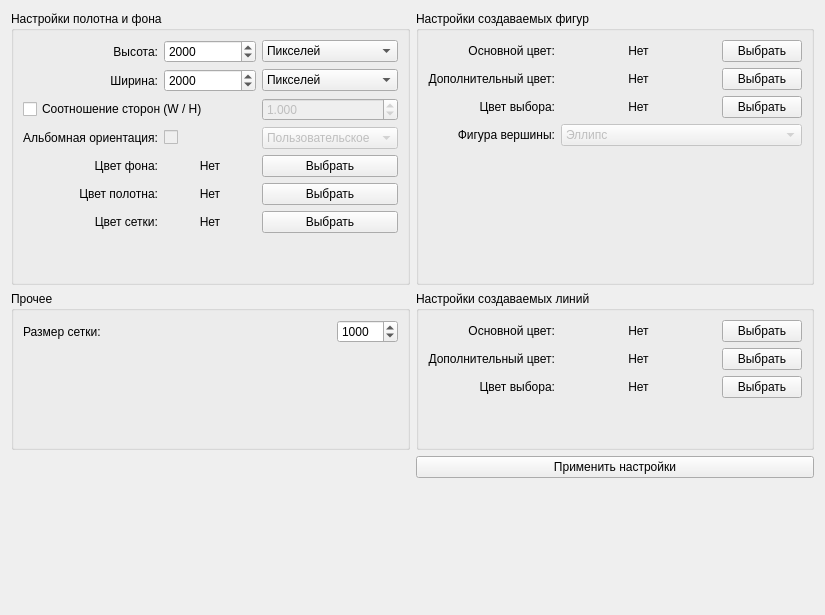
Before: the Qt Designer form Libraries/EditorForm/src/grapheditorsettingsform.ui in VinTRiZz/GraphEditor, drawn with Qt 5.
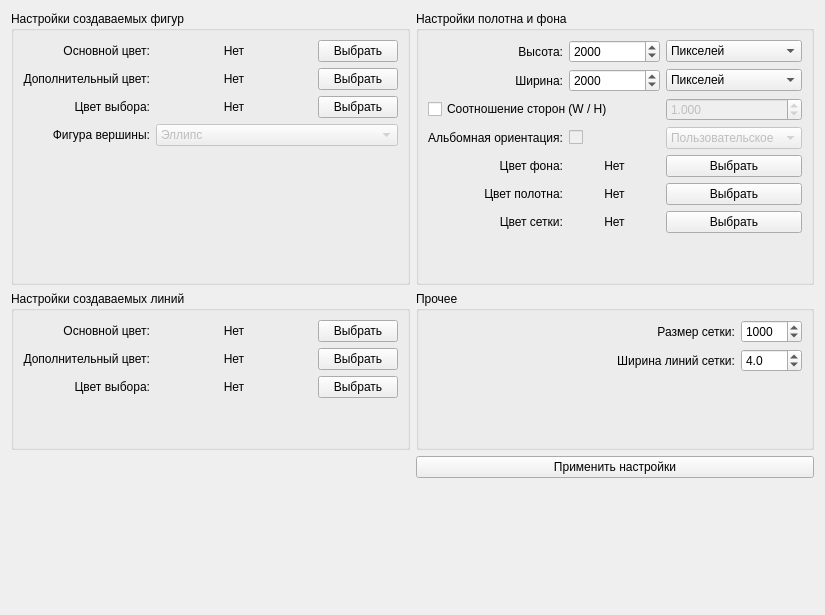
After: the same form once the commit is applied.

Commit message: Задание размера сетки и апдейт числа версии

Diff of the .ui file:
```diff
--- a/Libraries/EditorForm/src/grapheditorsettingsform.ui
+++ b/Libraries/EditorForm/src/grapheditorsettingsform.ui
@@ -14,46 +14,418 @@
    <string>Form</string>
   </property>
   <layout class="QGridLayout" name="gridLayout_4">
+   <item row="3" column="0" colspan="2">
+    <spacer name="verticalSpacer_5">
+     <property name="orientation">
+      <enum>Qt::Vertical</enum>
+     </property>
+     <property name="sizeHint" stdset="0">
+      <size>
+       <width>20</width>
+       <height>40</height>
+      </size>
+     </property>
+    </spacer>
+   </item>
+   <item row="2" column="1">
+    <widget class="QPushButton" name="pushButton_acceptSettings">
+     <property name="sizePolicy">
+      <sizepolicy hsizetype="Expanding" vsizetype="Fixed">
+       <horstretch>0</horstretch>
+       <verstretch>0</verstretch>
+      </sizepolicy>
+     </property>
+     <property name="text">
+      <string>Применить настройки</string>
+     </property>
+    </widget>
+   </item>
+   <item row="2" column="0">
+    <spacer name="horizontalSpacer">
+     <property name="orientation">
+      <enum>Qt::Horizontal</enum>
+     </property>
+     <property name="sizeHint" stdset="0">
+      <size>
+       <width>398</width>
+       <height>20</height>
+      </size>
+     </property>
+    </spacer>
+   </item>
    <item row="1" column="0">
+    <widget class="QGroupBox" name="groupBox_2">
+     <property name="title">
+      <string>Настройки создаваемых линий</string>
+     </property>
+     <layout class="QGridLayout" name="gridLayout_3">
+      <item row="1" column="2">
+       <widget class="QPushButton" name="pushButton_selectColorSecond_line">
+        <property name="sizePolicy">
+         <sizepolicy hsizetype="Preferred" vsizetype="Fixed">
+          <horstretch>0</horstretch>
+          <verstretch>0</verstretch>
+         </sizepolicy>
+        </property>
+        <property name="text">
+         <string>Выбрать</string>
+        </property>
+       </widget>
+      </item>
+      <item row="0" column="2">
+       <widget class="QPushButton" name="pushButton_selectColorMain_line">
+        <property name="sizePolicy">
+         <sizepolicy hsizetype="Preferred" vsizetype="Fixed">
+          <horstretch>0</horstretch>
+          <verstretch>0</verstretch>
+         </sizepolicy>
+        </property>
+        <property name="text">
+         <string>Выбрать</string>
+        </property>
+       </widget>
+      </item>
+      <item row="1" column="1">
+       <widget class="QLabel" name="label_cSecond_line">
+        <property name="sizePolicy">
+         <sizepolicy hsizetype="Expanding" vsizetype="Preferred">
+          <horstretch>0</horstretch>
+          <verstretch>0</verstretch>
+         </sizepolicy>
+        </property>
+        <property name="text">
+         <string>Нет</string>
+        </property>
+        <property name="alignment">
+         <set>Qt::AlignCenter</set>
+        </property>
+       </widget>
+      </item>
+      <item row="2" column="1">
+       <widget class="QLabel" name="label_cSelect_line">
+        <property name="sizePolicy">
+         <sizepolicy hsizetype="Expanding" vsizetype="Preferred">
+          <horstretch>0</horstretch>
+          <verstretch>0</verstretch>
+         </sizepolicy>
+        </property>
+        <property name="text">
+         <string>Нет</string>
+        </property>
+        <property name="alignment">
+         <set>Qt::AlignCenter</set>
+        </property>
+       </widget>
+      </item>
+      <item row="1" column="0">
+       <widget class="QLabel" name="label_csecond_line">
+        <property name="sizePolicy">
+         <sizepolicy hsizetype="Preferred" vsizetype="Preferred">
+          <horstretch>0</horstretch>
+          <verstretch>0</verstretch>
+         </sizepolicy>
+        </property>
+        <property name="text">
+         <string>Дополнительный цвет:</string>
+        </property>
+        <property name="alignment">
+         <set>Qt::AlignRight|Qt::AlignTrailing|Qt::AlignVCenter</set>
+        </property>
+       </widget>
+      </item>
+      <item row="0" column="1">
+       <widget class="QLabel" name="label_cMain_line">
+        <property name="sizePolicy">
+         <sizepolicy hsizetype="Expanding" vsizetype="Preferred">
+          <horstretch>0</horstretch>
+          <verstretch>0</verstretch>
+         </sizepolicy>
+        </property>
+        <property name="text">
+         <string>Нет</string>
+        </property>
+        <property name="alignment">
+         <set>Qt::AlignCenter</set>
+        </property>
+       </widget>
+      </item>
+      <item row="2" column="2">
+       <widget class="QPushButton" name="pushButton_selectColorSelect_line">
+        <property name="sizePolicy">
+         <sizepolicy hsizetype="Preferred" vsizetype="Fixed">
+          <horstretch>0</horstretch>
+          <verstretch>0</verstretch>
+         </sizepolicy>
+        </property>
+        <property name="text">
+         <string>Выбрать</string>
+        </property>
+       </widget>
+      </item>
+      <item row="2" column="0">
+       <widget class="QLabel" name="label_cselect_line">
+        <property name="sizePolicy">
+         <sizepolicy hsizetype="Preferred" vsizetype="Preferred">
+          <horstretch>0</horstretch>
+          <verstretch>0</verstretch>
+         </sizepolicy>
+        </property>
+        <property name="text">
+         <string>Цвет выбора:</string>
+        </property>
+        <property name="alignment">
+         <set>Qt::AlignRight|Qt::AlignTrailing|Qt::AlignVCenter</set>
+        </property>
+       </widget>
+      </item>
+      <item row="0" column="0">
+       <widget class="QLabel" name="label_cmain_line">
+        <property name="sizePolicy">
+         <sizepolicy hsizetype="Preferred" vsizetype="Preferred">
+          <horstretch>0</horstretch>
+          <verstretch>0</verstretch>
+         </sizepolicy>
+        </property>
+        <property name="text">
+         <string>Основной цвет:</string>
+        </property>
+        <property name="alignment">
+         <set>Qt::AlignRight|Qt::AlignTrailing|Qt::AlignVCenter</set>
+        </property>
+       </widget>
+      </item>
+      <item row="3" column="1">
+       <spacer name="verticalSpacer_3">
+        <property name="orientation">
+         <enum>Qt::Vertical</enum>
+        </property>
+        <property name="sizeHint" stdset="0">
+         <size>
+          <width>20</width>
+          <height>40</height>
+         </size>
+        </property>
+       </spacer>
+      </item>
+     </layout>
+    </widget>
+   </item>
+   <item row="0" column="0">
+    <widget class="QGroupBox" name="groupBox">
+     <property name="title">
+      <string>Настройки создаваемых фигур</string>
+     </property>
+     <layout class="QGridLayout" name="gridLayout_2">
+      <item row="1" column="2">
+       <widget class="QPushButton" name="pushButton_selectColorSecond">
+        <property name="sizePolicy">
+         <sizepolicy hsizetype="Preferred" vsizetype="Fixed">
+          <horstretch>0</horstretch>
+          <verstretch>0</verstretch>
+         </sizepolicy>
+        </property>
+        <property name="text">
+         <string>Выбрать</string>
+        </property>
+       </widget>
+      </item>
+      <item row="4" column="1" colspan="2">
+       <widget class="QComboBox" name="comboBox_shapeType">
+        <property name="enabled">
+         <bool>false</bool>
+        </property>
+        <item>
+         <property name="text">
+          <string>Эллипс</string>
+         </property>
+        </item>
+        <item>
+         <property name="text">
+          <string>Круг</string>
+         </property>
+        </item>
+        <item>
+         <property name="text">
+          <string>Квадрат</string>
+         </property>
+        </item>
+        <item>
+         <property name="text">
+          <string>Треугольник</string>
+         </property>
+        </item>
+        <item>
+         <property name="text">
+          <string>Прямоугольник</string>
+         </property>
+        </item>
+        <item>
+         <property name="text">
+          <string>Пятиугольник</string>
+         </property>
+        </item>
+        <item>
+         <property name="text">
+          <string>Шестиугольник</string>
+         </property>
+        </item>
+       </widget>
+      </item>
+      <item row="2" column="2">
+       <widget class="QPushButton" name="pushButton_selectColorSelect">
+        <property name="sizePolicy">
+         <sizepolicy hsizetype="Preferred" vsizetype="Fixed">
+          <horstretch>0</horstretch>
+          <verstretch>0</verstretch>
+         </sizepolicy>
+        </property>
+        <property name="text">
+         <string>Выбрать</string>
+        </property>
+       </widget>
+      </item>
+      <item row="4" column="0">
+       <widget class="QLabel" name="label_shapeType">
+        <property name="text">
+         <string>Фигура вершины:</string>
+        </property>
+        <property name="alignment">
+         <set>Qt::AlignRight|Qt::AlignTrailing|Qt::AlignVCenter</set>
+        </property>
+       </widget>
+      </item>
+      <item row="1" column="1">
+       <widget class="QLabel" name="label_cSecond">
+        <property name="sizePolicy">
+         <sizepolicy hsizetype="Expanding" vsizetype="Preferred">
+          <horstretch>0</horstretch>
+          <verstretch>0</verstretch>
+         </sizepolicy>
+        </property>
+        <property name="text">
+         <string>Нет</string>
+        </property>
+        <property name="alignment">
+         <set>Qt::AlignCenter</set>
+        </property>
+       </widget>
+      </item>
+      <item row="0" column="0">
+       <widget class="QLabel" name="label_cmain">
+        <property name="sizePolicy">
+         <sizepolicy hsizetype="Preferred" vsizetype="Preferred">
+          <horstretch>0</horstretch>
+          <verstretch>0</verstretch>
+         </sizepolicy>
+        </property>
+        <property name="text">
+         <string>Основной цвет:</string>
+        </property>
+        <property name="alignment">
+         <set>Qt::AlignRight|Qt::AlignTrailing|Qt::AlignVCenter</set>
+        </property>
+       </widget>
+      </item>
+      <item row="2" column="1">
+       <widget class="QLabel" name="label_cSelect">
+        <property name="sizePolicy">
+         <sizepolicy hsizetype="Expanding" vsizetype="Preferred">
+          <horstretch>0</horstretch>
+          <verstretch>0</verstretch>
+         </sizepolicy>
+        </property>
+        <property name="text">
+         <string>Нет</string>
+        </property>
+        <property name="alignment">
+         <set>Qt::AlignCenter</set>
+        </property>
+       </widget>
+      </item>
+      <item row="0" column="1">
+       <widget class="QLabel" name="label_cMain">
+        <property name="sizePolicy">
+         <sizepolicy hsizetype="Expanding" vsizetype="Preferred">
+          <horstretch>0</horstretch>
+          <verstretch>0</verstretch>
+         </sizepolicy>
+        </property>
+        <property name="text">
+         <string>Нет</string>
+        </property>
+        <property name="alignment">
+         <set>Qt::AlignCenter</set>
+        </property>
+       </widget>
+      </item>
+      <item row="1" column="0">
+       <widget class="QLabel" name="label_csecond">
+        <property name="sizePolicy">
+         <sizepolicy hsizetype="Preferred" vsizetype="Preferred">
+          <horstretch>0</horstretch>
+          <verstretch>0</verstretch>
+         </sizepolicy>
+        </property>
+        <property name="text">
+         <string>Дополнительный цвет:</string>
+        </property>
+        <property name="alignment">
+         <set>Qt::AlignRight|Qt::AlignTrailing|Qt::AlignVCenter</set>
+        </property>
+       </widget>
+      </item>
+      <item row="2" column="0">
+       <widget class="QLabel" name="label_cselect">
+        <property name="sizePolicy">
+         <sizepolicy hsizetype="Preferred" vsizetype="Preferred">
+          <horstretch>0</horstretch>
+          <verstretch>0</verstretch>
+         </sizepolicy>
+        </property>
+        <property name="text">
+         <string>Цвет выбора:</string>
+        </property>
+        <property name="alignment">
+         <set>Qt::AlignRight|Qt::AlignTrailing|Qt::AlignVCenter</set>
+        </property>
+       </widget>
+      </item>
+      <item row="0" column="2">
+       <widget class="QPushButton" name="pushButton_selectColorMain">
+        <property name="sizePolicy">
+         <sizepolicy hsizetype="Preferred" vsizetype="Fixed">
+          <horstretch>0</horstretch>
+          <verstretch>0</verstretch>
+         </sizepolicy>
+        </property>
+        <property name="text">
+         <string>Выбрать</string>
+        </property>
+       </widget>
+      </item>
+      <item row="5" column="0">
+       <spacer name="verticalSpacer_2">
+        <property name="orientation">
+         <enum>Qt::Vertical</enum>
+        </property>
+        <property name="sizeHint" stdset="0">
+         <size>
+          <width>20</width>
+          <height>40</height>
+         </size>
+        </property>
+       </spacer>
+      </item>
+     </layout>
+    </widget>
+   </item>
+   <item row="1" column="1">
     <widget class="QGroupBox" name="groupBox_3">
      <property name="title">
       <string>Прочее</string>
      </property>
-     <layout class="QVBoxLayout" name="verticalLayout">
-      <item>
-       <layout class="QHBoxLayout" name="horizontalLayout">
-        <item>
-         <widget class="QLabel" name="label_h_2">
-          <property name="sizePolicy">
-           <sizepolicy hsizetype="Expanding" vsizetype="Preferred">
-            <horstretch>0</horstretch>
-            <verstretch>0</verstretch>
-           </sizepolicy>
-          </property>
-          <property name="text">
-           <string>Размер сетки:</string>
-          </property>
-         </widget>
-        </item>
-        <item>
-         <widget class="QSpinBox" name="spinBox_gridSize">
-          <property name="minimum">
-           <number>2</number>
-          </property>
-          <property name="maximum">
-           <number>10000</number>
-          </property>
-          <property name="stepType">
-           <enum>QAbstractSpinBox::AdaptiveDecimalStepType</enum>
-          </property>
-          <property name="value">
-           <number>1000</number>
-          </property>
-         </widget>
-        </item>
-       </layout>
-      </item>
-      <item>
+     <layout class="QGridLayout" name="gridLayout_5">
+      <item row="2" column="0" colspan="2">
        <spacer name="verticalSpacer_4">
         <property name="orientation">
          <enum>Qt::Vertical</enum>
@@ -66,10 +438,68 @@
         </property>
        </spacer>
       </item>
+      <item row="0" column="1">
+       <widget class="QSpinBox" name="spinBox_gridSize">
+        <property name="minimum">
+         <number>2</number>
+        </property>
+        <property name="maximum">
+         <number>10000</number>
+        </property>
+        <property name="stepType">
+         <enum>QAbstractSpinBox::AdaptiveDecimalStepType</enum>
+        </property>
+        <property name="value">
+         <number>1000</number>
+        </property>
+       </widget>
+      </item>
+      <item row="0" column="0">
+       <widget class="QLabel" name="label_gridSize">
+        <property name="sizePolicy">
+         <sizepolicy hsizetype="Expanding" vsizetype="Preferred">
+          <horstretch>0</horstretch>
+          <verstretch>0</verstretch>
+         </sizepolicy>
+        </property>
+        <property name="text">
+         <string>Размер сетки:</string>
+        </property>
+        <property name="alignment">
+         <set>Qt::AlignRight|Qt::AlignTrailing|Qt::AlignVCenter</set>
+        </property>
+       </widget>
+      </item>
+      <item row="1" column="0">
+       <widget class="QLabel" name="label_gridWidth">
+        <property name="text">
+         <string>Ширина линий сетки:</string>
+        </property>
+        <property name="alignment">
+         <set>Qt::AlignRight|Qt::AlignTrailing|Qt::AlignVCenter</set>
+        </property>
+       </widget>
+      </item>
+      <item row="1" column="1">
+       <widget class="QDoubleSpinBox" name="doubleSpinBox_gridLineWidth">
+        <property name="decimals">
+         <number>1</number>
+        </property>
+        <property name="minimum">
+         <double>0.100000000000000</double>
+        </property>
+        <property name="maximum">
+         <double>10.000000000000000</double>
+        </property>
+        <property name="value">
+         <double>4.000000000000000</double>
+        </property>
+       </widget>
+      </item>
      </layout>
     </widget>
    </item>
-   <item row="0" column="0">
+   <item row="0" column="1">
     <widget class="QGroupBox" name="groupBox_canvasSettings">
      <property name="title">
       <string>Настройки полотна и фона</string>
@@ -170,19 +600,6 @@
         </property>
        </widget>
       </item>
-      <item row="9" column="1">
-       <spacer name="verticalSpacer">
-        <property name="orientation">
-         <enum>Qt::Vertical</enum>
-        </property>
-        <property name="sizeHint" stdset="0">
-         <size>
-          <width>20</width>
-          <height>40</height>
-         </size>
-        </property>
-       </spacer>
-      </item>
       <item row="8" column="0">
        <widget class="QLabel" name="label_cg">
         <property name="sizePolicy">
@@ -404,152 +821,8 @@
         </item>
        </widget>
       </item>
-     </layout>
-    </widget>
-   </item>
-   <item row="1" column="1">
-    <widget class="QGroupBox" name="groupBox_2">
-     <property name="title">
-      <string>Настройки создаваемых линий</string>
-     </property>
-     <layout class="QGridLayout" name="gridLayout_3">
-      <item row="1" column="2">
-       <widget class="QPushButton" name="pushButton_selectColorSecond_line">
-        <property name="sizePolicy">
-         <sizepolicy hsizetype="Preferred" vsizetype="Fixed">
-          <horstretch>0</horstretch>
-          <verstretch>0</verstretch>
-         </sizepolicy>
-        </property>
-        <property name="text">
-         <string>Выбрать</string>
-        </property>
-       </widget>
-      </item>
-      <item row="0" column="2">
-       <widget class="QPushButton" name="pushButton_selectColorMain_line">
-        <property name="sizePolicy">
-         <sizepolicy hsizetype="Preferred" vsizetype="Fixed">
-          <horstretch>0</horstretch>
-          <verstretch>0</verstretch>
-         </sizepolicy>
-        </property>
-        <property name="text">
-         <string>Выбрать</string>
-        </property>
-       </widget>
-      </item>
-      <item row="1" column="1">
-       <widget class="QLabel" name="label_cSecond_line">
-        <property name="sizePolicy">
-         <sizepolicy hsizetype="Expanding" vsizetype="Preferred">
-          <horstretch>0</horstretch>
-          <verstretch>0</verstretch>
-         </sizepolicy>
-        </property>
-        <property name="text">
-         <string>Нет</string>
-        </property>
-        <property name="alignment">
-         <set>Qt::AlignCenter</set>
-        </property>
-       </widget>
-      </item>
-      <item row="2" column="1">
-       <widget class="QLabel" name="label_cSelect_line">
-        <property name="sizePolicy">
-         <sizepolicy hsizetype="Expanding" vsizetype="Preferred">
-          <horstretch>0</horstretch>
-          <verstretch>0</verstretch>
-         </sizepolicy>
-        </property>
-        <property name="text">
-         <string>Нет</string>
-        </property>
-        <property name="alignment">
-         <set>Qt::AlignCenter</set>
-        </property>
-       </widget>
-      </item>
-      <item row="1" column="0">
-       <widget class="QLabel" name="label_csecond_line">
-        <property name="sizePolicy">
-         <sizepolicy hsizetype="Preferred" vsizetype="Preferred">
-          <horstretch>0</horstretch>
-          <verstretch>0</verstretch>
-         </sizepolicy>
-        </property>
-        <property name="text">
-         <string>Дополнительный цвет:</string>
-        </property>
-        <property name="alignment">
-         <set>Qt::AlignRight|Qt::AlignTrailing|Qt::AlignVCenter</set>
-        </property>
-       </widget>
-      </item>
-      <item row="0" column="1">
-       <widget class="QLabel" name="label_cMain_line">
-        <property name="sizePolicy">
-         <sizepolicy hsizetype="Expanding" vsizetype="Preferred">
-          <horstretch>0</horstretch>
-          <verstretch>0</verstretch>
-         </sizepolicy>
-        </property>
-        <property name="text">
-         <string>Нет</string>
-        </property>
-        <property name="alignment">
-         <set>Qt::AlignCenter</set>
-        </property>
-       </widget>
-      </item>
-      <item row="2" column="2">
-       <widget class="QPushButton" name="pushButton_selectColorSelect_line">
-        <property name="sizePolicy">
-         <sizepolicy hsizetype="Preferred" vsizetype="Fixed">
-          <horstretch>0</horstretch>
-          <verstretch>0</verstretch>
-         </sizepolicy>
-        </property>
-        <property name="text">
-         <string>Выбрать</string>
-        </property>
-       </widget>
-      </item>
-      <item row="2" column="0">
-       <widget class="QLabel" name="label_cselect_line">
-        <property name="sizePolicy">
-         <sizepolicy hsizetype="Preferred" vsizetype="Preferred">
-          <horstretch>0</horstretch>
-          <verstretch>0</verstretch>
-         </sizepolicy>
-        </property>
-        <property name="text">
-         <string>Цвет выбора:</string>
-        </property>
-        <property name="alignment">
-         <set>Qt::AlignRight|Qt::AlignTrailing|Qt::AlignVCenter</set>
-        </property>
-       </widget>
-      </item>
-      <item row="0" column="0">
-       <widget class="QLabel" name="label_cmain_line">
-        <property name="sizePolicy">
-         <sizepolicy hsizetype="Preferred" vsizetype="Preferred">
-          <horstretch>0</horstretch>
-          <verstretch>0</verstretch>
-         </sizepolicy>
-        </property>
-        <property name="text">
-         <string>Основной цвет:</string>
-        </property>
-        <property name="alignment">
-         <set>Qt::AlignRight|Qt::AlignTrailing|Qt::AlignVCenter</set>
-        </property>
-       </widget>
-      </item>
-      <item row="3" column="1">
-       <spacer name="verticalSpacer_3">
+      <item row="9" column="0" colspan="3">
+       <spacer name="verticalSpacer">
         <property name="orientation">
          <enum>Qt::Vertical</enum>
         </property>
@@ -564,254 +837,6 @@
      </layout>
     </widget>
    </item>
-   <item row="0" column="1">
-    <widget class="QGroupBox" name="groupBox">
-     <property name="title">
-      <string>Настройки создаваемых фигур</string>
-     </property>
-     <layout class="QGridLayout" name="gridLayout_2">
-      <item row="1" column="2">
-       <widget class="QPushButton" name="pushButton_selectColorSecond">
-        <property name="sizePolicy">
-         <sizepolicy hsizetype="Preferred" vsizetype="Fixed">
-          <horstretch>0</horstretch>
-          <verstretch>0</verstretch>
-         </sizepolicy>
-        </property>
-        <property name="text">
-         <string>Выбрать</string>
-        </property>
-       </widget>
-      </item>
-      <item row="4" column="1" colspan="2">
-       <widget class="QComboBox" name="comboBox_shapeType">
-        <property name="enabled">
-         <bool>false</bool>
-        </property>
-        <item>
-         <property name="text">
-          <string>Эллипс</string>
-         </property>
-        </item>
-        <item>
-         <property name="text">
-          <string>Круг</string>
-         </property>
-        </item>
-        <item>
-         <property name="text">
-          <string>Квадрат</string>
-         </property>
-        </item>
-        <item>
-         <property name="text">
-          <string>Треугольник</string>
-         </property>
-        </item>
-        <item>
-         <property name="text">
-          <string>Прямоугольник</string>
-         </property>
-        </item>
-        <item>
-         <property name="text">
-          <string>Пятиугольник</string>
-         </property>
-        </item>
-        <item>
-         <property name="text">
-          <string>Шестиугольник</string>
-         </property>
-        </item>
-       </widget>
-      </item>
-      <item row="2" column="2">
-       <widget class="QPushButton" name="pushButton_selectColorSelect">
-        <property name="sizePolicy">
-         <sizepolicy hsizetype="Preferred" vsizetype="Fixed">
-          <horstretch>0</horstretch>
-          <verstretch>0</verstretch>
-         </sizepolicy>
-        </property>
-        <property name="text">
-         <string>Выбрать</string>
-        </property>
-       </widget>
-      </item>
-      <item row="4" column="0">
-       <widget class="QLabel" name="label_shapeType">
-        <property name="text">
-         <string>Фигура вершины:</string>
-        </property>
-        <property name="alignment">
-         <set>Qt::AlignRight|Qt::AlignTrailing|Qt::AlignVCenter</set>
-        </property>
-       </widget>
-      </item>
-      <item row="1" column="1">
-       <widget class="QLabel" name="label_cSecond">
-        <property name="sizePolicy">
-         <sizepolicy hsizetype="Expanding" vsizetype="Preferred">
-          <horstretch>0</horstretch>
-          <verstretch>0</verstretch>
-         </sizepolicy>
-        </property>
-        <property name="text">
-         <string>Нет</string>
-        </property>
-        <property name="alignment">
-         <set>Qt::AlignCenter</set>
-        </property>
-       </widget>
-      </item>
-      <item row="0" column="0">
-       <widget class="QLabel" name="label_cmain">
-        <property name="sizePolicy">
-         <sizepolicy hsizetype="Preferred" vsizetype="Preferred">
-          <horstretch>0</horstretch>
-          <verstretch>0</verstretch>
-         </sizepolicy>
-        </property>
-        <property name="text">
-         <string>Основной цвет:</string>
-        </property>
-        <property name="alignment">
-         <set>Qt::AlignRight|Qt::AlignTrailing|Qt::AlignVCenter</set>
-        </property>
-       </widget>
-      </item>
-      <item row="2" column="1">
-       <widget class="QLabel" name="label_cSelect">
-        <property name="sizePolicy">
-         <sizepolicy hsizetype="Expanding" vsizetype="Preferred">
-          <horstretch>0</horstretch>
-          <verstretch>0</verstretch>
-         </sizepolicy>
-        </property>
-        <property name="text">
-         <string>Нет</string>
-        </property>
-        <property name="alignment">
-         <set>Qt::AlignCenter</set>
-        </property>
-       </widget>
-      </item>
-      <item row="0" column="1">
-       <widget class="QLabel" name="label_cMain">
-        <property name="sizePolicy">
-         <sizepolicy hsizetype="Expanding" vsizetype="Preferred">
-          <horstretch>0</horstretch>
-          <verstretch>0</verstretch>
-         </sizepolicy>
-        </property>
-        <property name="text">
-         <string>Нет</string>
-        </property>
-        <property name="alignment">
-         <set>Qt::AlignCenter</set>
-        </property>
-       </widget>
-      </item>
-      <item row="1" column="0">
-       <widget class="QLabel" name="label_csecond">
-        <property name="sizePolicy">
-         <sizepolicy hsizetype="Preferred" vsizetype="Preferred">
-          <horstretch>0</horstretch>
-          <verstretch>0</verstretch>
-         </sizepolicy>
-        </property>
-        <property name="text">
-         <string>Дополнительный цвет:</string>
-        </property>
-        <property name="alignment">
-         <set>Qt::AlignRight|Qt::AlignTrailing|Qt::AlignVCenter</set>
-        </property>
-       </widget>
-      </item>
-      <item row="2" column="0">
-       <widget class="QLabel" name="label_cselect">
-        <property name="sizePolicy">
-         <sizepolicy hsizetype="Preferred" vsizetype="Preferred">
-          <horstretch>0</horstretch>
-          <verstretch>0</verstretch>
-         </sizepolicy>
-        </property>
-        <property name="text">
-         <string>Цвет выбора:</string>
-        </property>
-        <property name="alignment">
-         <set>Qt::AlignRight|Qt::AlignTrailing|Qt::AlignVCenter</set>
-        </property>
-       </widget>
-      </item>
-      <item row="0" column="2">
-       <widget class="QPushButton" name="pushButton_selectColorMain">
-        <property name="sizePolicy">
-         <sizepolicy hsizetype="Preferred" vsizetype="Fixed">
-          <horstretch>0</horstretch>
-          <verstretch>0</verstretch>
-         </sizepolicy>
-        </property>
-        <property name="text">
-         <string>Выбрать</string>
-        </property>
-       </widget>
-      </item>
-      <item row="5" column="0">
-       <spacer name="verticalSpacer_2">
-        <property name="orientation">
-         <enum>Qt::Vertical</enum>
-        </property>
-        <property name="sizeHint" stdset="0">
-         <size>
-          <width>20</width>
-          <height>40</height>
-         </size>
-        </property>
-       </spacer>
-      </item>
-     </layout>
-    </widget>
-   </item>
-   <item row="2" column="0">
-    <spacer name="horizontalSpacer">
-     <property name="orientation">
-      <enum>Qt::Horizontal</enum>
-     </property>
-     <property name="sizeHint" stdset="0">
-      <size>
-       <width>398</width>
-       <height>20</height>
-      </size>
-     </property>
-    </spacer>
-   </item>
-   <item row="2" column="1">
-    <widget class="QPushButton" name="pushButton_acceptSettings">
-     <property name="sizePolicy">
-      <sizepolicy hsizetype="Expanding" vsizetype="Fixed">
-       <horstretch>0</horstretch>
-       <verstretch>0</verstretch>
-      </sizepolicy>
-     </property>
-     <property name="text">
-      <string>Применить настройки</string>
-     </property>
-    </widget>
-   </item>
-   <item row="3" column="0" colspan="2">
-    <spacer name="verticalSpacer_5">
-     <property name="orientation">
-      <enum>Qt::Vertical</enum>
-     </property>
-     <property name="sizeHint" stdset="0">
-      <size>
-       <width>20</width>
-       <height>40</height>
-      </size>
-     </property>
-    </spacer>
-   </item>
   </layout>
  </widget>
  <resources/>
```
The commit also changes 11 other files.
